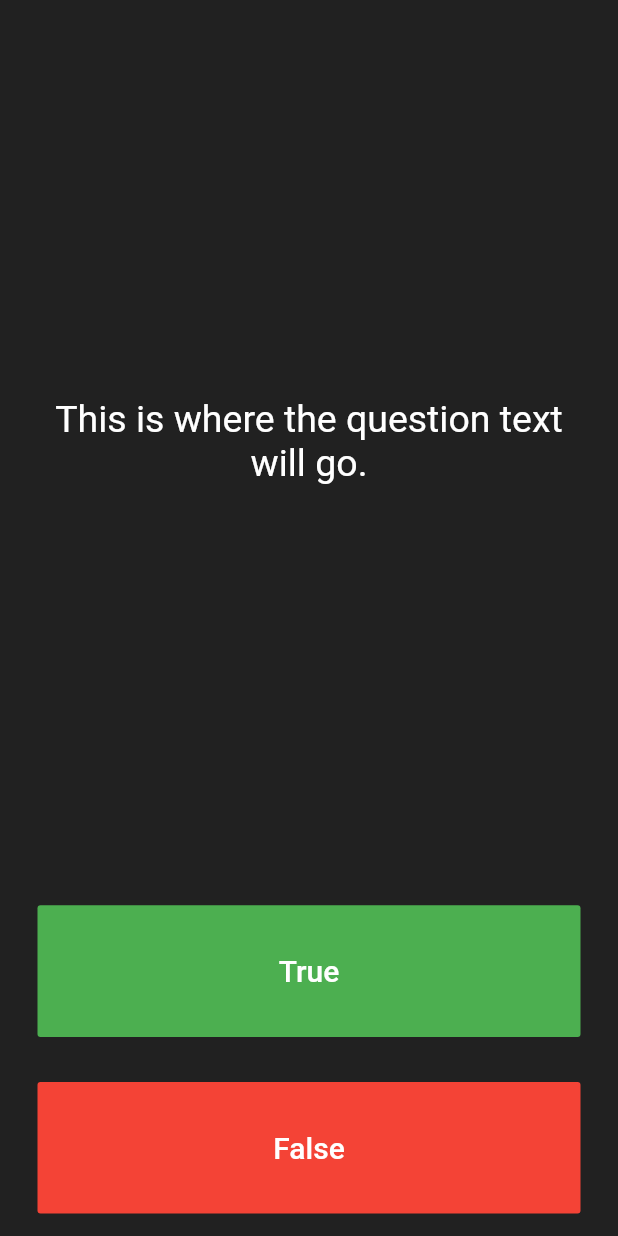
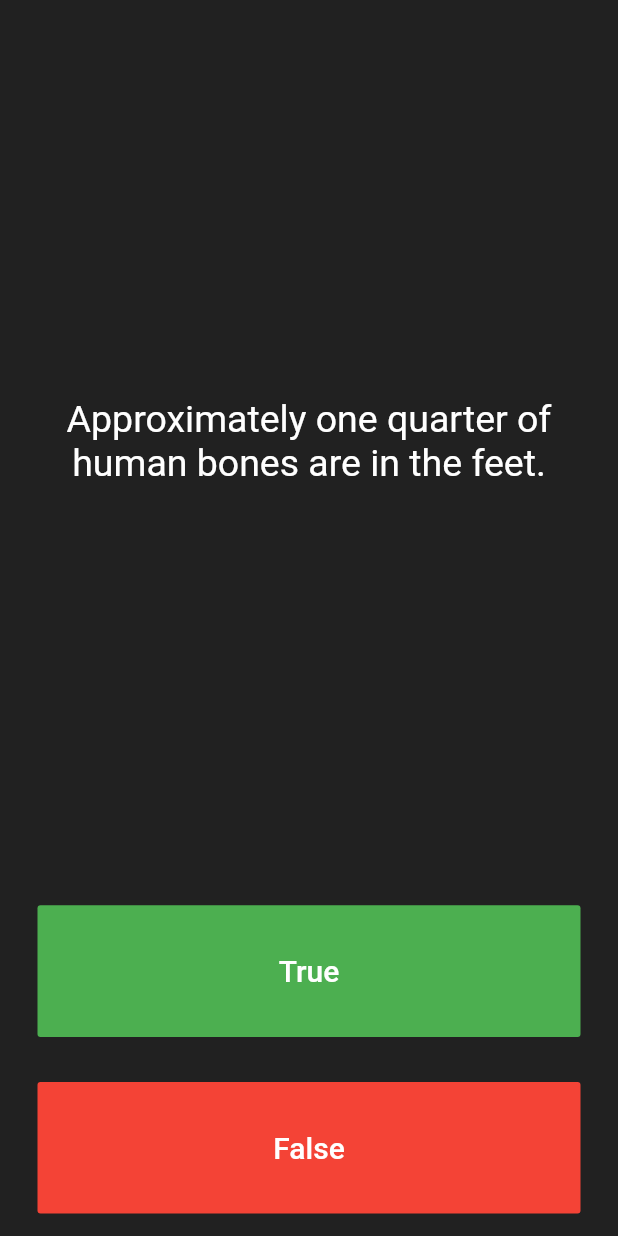
Before and after one commit to dtodt/quizzler, a Flutter app: the screen it shows after launch, after a tap on "True", on a phone screen of 412 x 824 dp. Run offline on Flutter 3.47's test engine with Material 2 defaults, Android fonts, the phone set to English and light mode, and no system bars; our stand-ins replace audioplayers.

Commit message:
feat: random questions

```diff
--- a/lib/main.dart
+++ b/lib/main.dart
@@ -1,3 +1,6 @@
+import 'dart:math';
+
+import 'package:audioplayers/audio_cache.dart';
 import 'package:flutter/material.dart';
 
 void main() => runApp(QuizzlerApp());
@@ -27,7 +30,22 @@ class QuizPage extends StatefulWidget {
 }
 
 class _QuizPageState extends State<QuizPage> {
-  List<Icon> scoreKeeper = [];
+  final player = AudioCache();
+
+  final List<String> questions = [
+    'You can lead a cow down stairs but not up stairs.',
+    'Approximately one quarter of human bones are in the feet.',
+    'A slug\'s blood is green.'
+  ];
+  final List<Icon> scoreKeeper = [];
+
+  int currentQuestion;
+
+  @override
+  void initState() {
+    super.initState();
+    findNextQuestion();
+  }
 
   @override
   Widget build(BuildContext context) {
@@ -41,7 +59,7 @@ class _QuizPageState extends State<QuizPage> {
             padding: EdgeInsets.all(10.0),
             child: Center(
               child: Text(
-                'This is where the question text will go.',
+                questions[currentQuestion],
                 textAlign: TextAlign.center,
                 style: TextStyle(
                   fontSize: 25.0,
@@ -51,8 +69,14 @@ class _QuizPageState extends State<QuizPage> {
             ),
           ),
         ),
-        buildQuizButton(label: 'True', color: Colors.green, onPressed: () {}),
-        buildQuizButton(label: 'False', color: Colors.red, onPressed: () {}),
+        buildQuizButton(
+            label: 'True',
+            color: Colors.green,
+            onPressed: () => checkAnswer(answer: true)),
+        buildQuizButton(
+            label: 'False',
+            color: Colors.red,
+            onPressed: () => checkAnswer(answer: false)),
         Row(
           children: scoreKeeper,
         ),
@@ -60,7 +84,8 @@ class _QuizPageState extends State<QuizPage> {
     );
   }
 
-  Expanded buildQuizButton({Color color, String label, VoidCallback onPressed}) {
+  Expanded buildQuizButton(
+      {Color color, String label, VoidCallback onPressed}) {
     return Expanded(
       child: Padding(
         padding: EdgeInsets.all(15.0),
@@ -93,6 +118,20 @@ class _QuizPageState extends State<QuizPage> {
     );
   }
 
+  void findNextQuestion() {
+    int nextQuestion = Random().nextInt(3);
+    if (nextQuestion != currentQuestion) {
+      setState(() {
+        currentQuestion = nextQuestion;
+      });
+    } else {
+      findNextQuestion();
+    }
+  }
+
+  void checkAnswer({bool answer}) {
+    findNextQuestion();
+  }
 }
 
 /*
```
